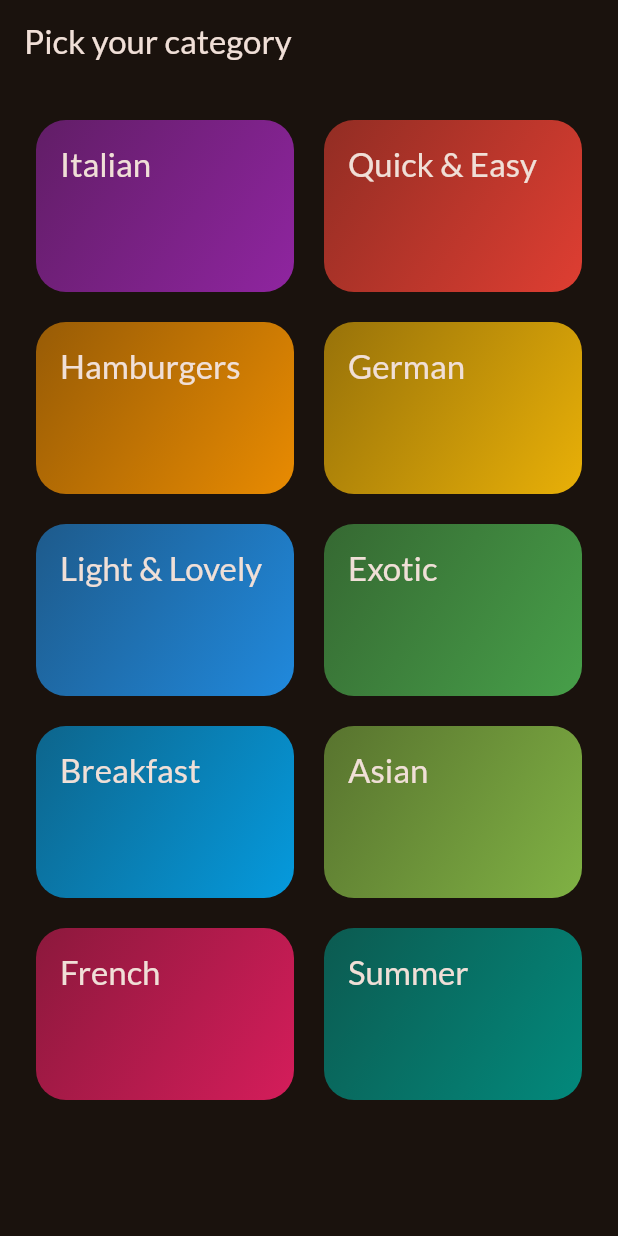
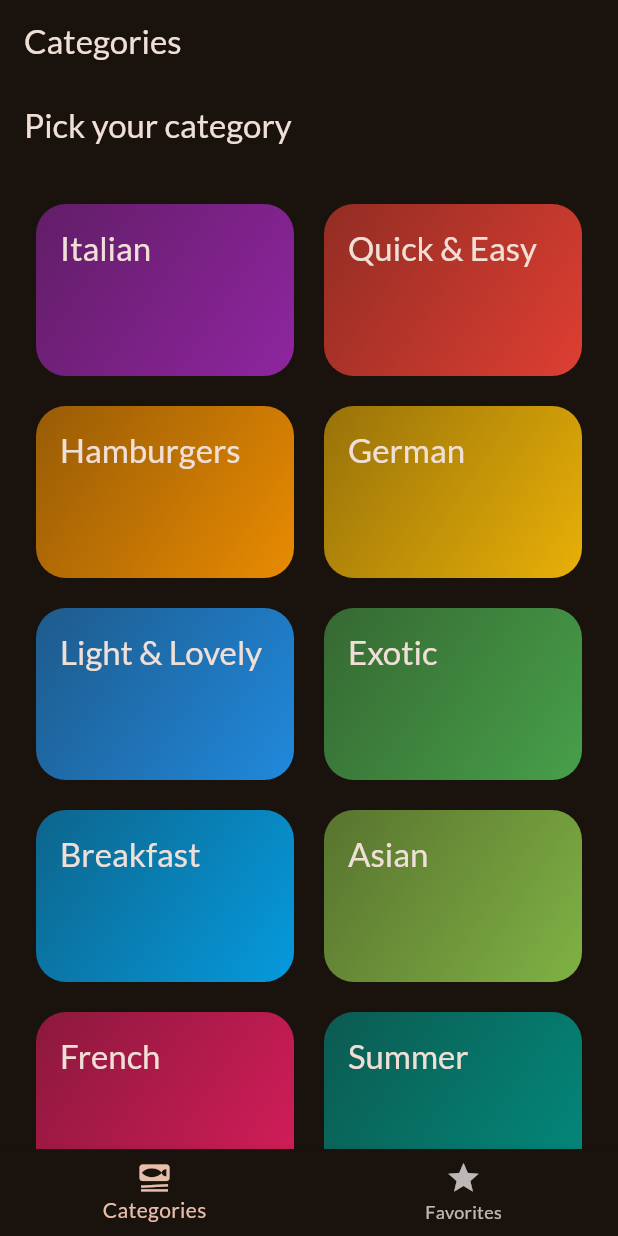
Before and after one commit to praty474/meals, a Flutter app: the screen it shows after launch, on a phone screen of 412 x 824 dp. Run offline on Flutter 3.47's test engine with Material 2 defaults, Android fonts, the phone set to English and light mode, and no system bars; our stand-ins replace google_fonts, transparent_image.

Commit message:
15 commit

```diff
--- a/meals/lib/main.dart
+++ b/meals/lib/main.dart
@@ -1,6 +1,7 @@
 import 'package:flutter/material.dart';
 import 'package:google_fonts/google_fonts.dart';
-import 'package:meals/screens/categories.dart';
+// import 'package:meals/screens/categories.dart';
+import 'package:meals/screens/tabs.dart';
 
 final theme = ThemeData(
   useMaterial3: true,
@@ -22,7 +23,7 @@ class App extends StatelessWidget {
   Widget build(BuildContext context) {
     return MaterialApp(
       theme: theme,
-      home: const CategoriesScreen(),
+      home: const TabsScreen(),
     );
   }
 }
--- /dev/null
+++ b/meals/lib/screens/tabs.dart
@@ -0,0 +1,46 @@
+import 'package:flutter/cupertino.dart';
+import 'package:flutter/material.dart';
+import 'package:meals/screens/categories.dart';
+import 'package:meals/screens/meals.dart';
+
+class TabsScreen extends StatefulWidget {
+  const TabsScreen({super.key});
+
+  @override
+  State<TabsScreen> createState() {
+    return _TabScreenState();
+  }
+}
+
+class _TabScreenState extends State<TabsScreen> {
+  int _selectedPageIndex = 0;
+  void _selectPage(int index) {
+    setState(() {
+      _selectedPageIndex = index;
+    });
+  }
+
+  @override
+  Widget build(BuildContext context) {
+    Widget activePage = const CategoriesScreen();
+    var activePageTitle = 'Categories';
+    if (_selectedPageIndex == 1) {
+      activePage = MealsScreen(title: 'Favorites', meals: []);
+      activePageTitle = 'Your Favorites';
+    }
+    return Scaffold(
+      appBar: AppBar(
+        title: Text(activePageTitle),
+      ),
+      body: activePage,
+      bottomNavigationBar: BottomNavigationBar(
+        onTap: _selectPage,
+        items: const [
+          BottomNavigationBarItem(
+              icon: Icon(Icons.set_meal), label: 'Categories'),
+          BottomNavigationBarItem(icon: Icon(Icons.star), label: 'Favorites'),
+        ],
+      ),
+    );
+  }
+}
--- a/meals/lib/widgets/meal_item.dart
+++ b/meals/lib/widgets/meal_item.dart
@@ -7,8 +7,10 @@ class MealItem extends StatelessWidget {
   const MealItem({
     super.key,
     required this.meal,
+    required this.onSelectMeal,
   });
   final Meal meal;
+  final void Function(Meal meal) onSelectMeal;
 
   String get complexityText {
     return meal.complexity.name[0].toUpperCase() +
@@ -30,7 +32,9 @@ class MealItem extends StatelessWidget {
       clipBehavior: Clip.hardEdge,
       elevation: 2,
       child: InkWell(
-        onTap: () {},
+        onTap: () {
+          onSelectMeal(meal);
+        },
         child: Stack(
           children: [
             FadeInImage(
```
Also changed, not shown: meals/lib/screens/meal_details.dart (added, +73 -0 lines), meals/lib/screens/meals.dart (+17 -2 lines).
